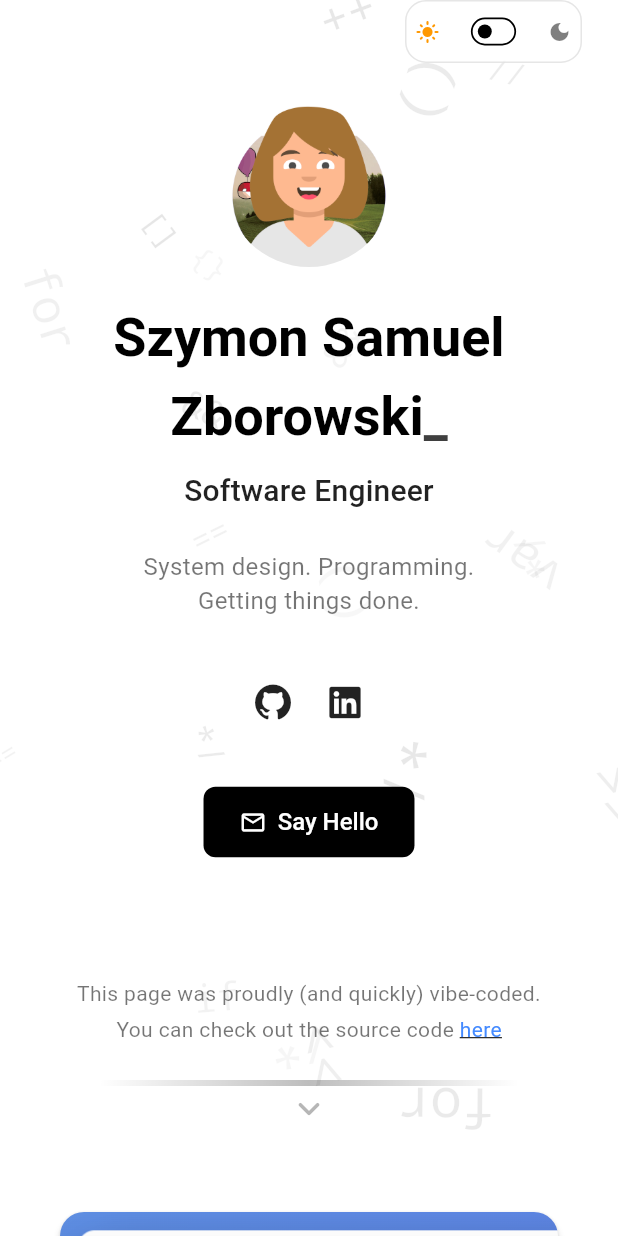
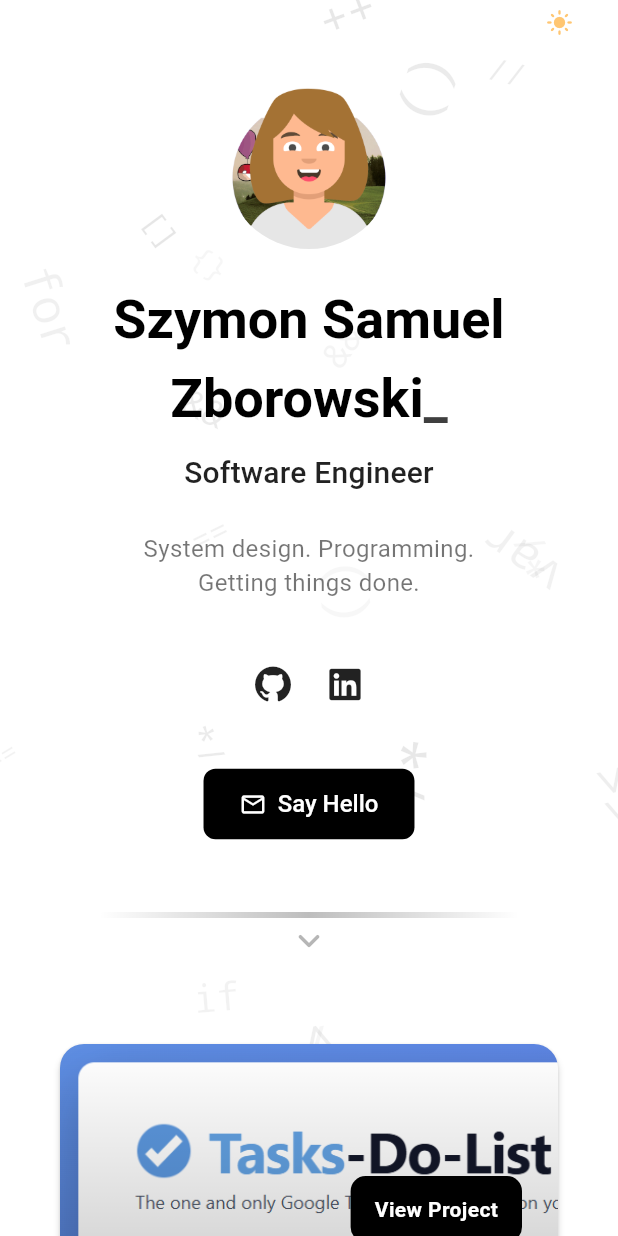
Before and after one commit to ZoltePudeleczko/zoltepudeleczko.github.io, a Flutter app: the screen it shows after launch, on a phone screen of 412 x 824 dp. Run offline on Flutter 3.47's test engine with Material 3 defaults, Android fonts, the phone set to English and light mode, and no system bars; our stand-ins replace animated_text_kit, font_awesome_flutter, shared_preferences.

Commit message:
Refactor footer/theme toggle and bump compatible deps
Co-authored-by: Copilot <223556219+Copilot@users.noreply.github.com>

```diff
--- a/homepage_portfolio/lib/config/text_content.dart
+++ b/homepage_portfolio/lib/config/text_content.dart
@@ -9,8 +9,7 @@ class TextContent {
   static const String sayHelloButton = 'Say Hello';
 
   // Footer Content
-  static const String footerTagline = 'This page was proudly (and quickly) vibe-coded.';
-  static const String sourceCodePrefix = 'You can check out the source code ';
+  static const String sourceCodePrefix = 'Check out the source code ';
   static const String sourceCodeLink = 'here';
 
   // Portfolio / Projects
--- a/homepage_portfolio/lib/main.dart
+++ b/homepage_portfolio/lib/main.dart
@@ -98,7 +98,11 @@ class PortfolioHomePage extends StatelessWidget {
   });
 
   Widget _buildSocialButton(
-      IconData icon, String tooltip, String url, BuildContext context) {
+    IconData icon,
+    String tooltip,
+    String url,
+    BuildContext context,
+  ) {
     final isDark = Theme.of(context).brightness == Brightness.dark;
     return IconButton(
       icon: FaIcon(icon),
@@ -111,17 +115,13 @@ class PortfolioHomePage extends StatelessWidget {
   @override
   Widget build(BuildContext context) {
     final isDark = Theme.of(context).brightness == Brightness.dark;
-    final useCompactToggle =
-        MediaQuery.sizeOf(context).width <= AppConfig.themeToggleCompactWidth;
 
     return Scaffold(
       body: Stack(
         fit: StackFit.expand,
         clipBehavior: Clip.none,
         children: [
-          Positioned.fill(
-            child: AnimatedBackground(isDarkMode: isDark),
-          ),
+          Positioned.fill(child: AnimatedBackground(isDarkMode: isDark)),
           Positioned.fill(
             child: SingleChildScrollView(
               child: ConstrainedBox(
@@ -141,7 +141,6 @@ class PortfolioHomePage extends StatelessWidget {
                         Align(
                           alignment: Alignment.centerRight,
                           child: _DarkModeToggle(
-                            compact: useCompactToggle,
                             isDarkMode: isDarkMode,
                             onToggle: onToggleDarkMode,
                           ),
@@ -183,8 +182,12 @@ class PortfolioHomePage extends StatelessWidget {
                         Center(
                           child: ElevatedButton.icon(
                             style: ElevatedButton.styleFrom(
-                              backgroundColor: isDark ? Colors.white : Colors.black,
-                              foregroundColor: isDark ? Colors.black : Colors.white,
+                              backgroundColor: isDark
+                                  ? Colors.white
+                                  : Colors.black,
+                              foregroundColor: isDark
+                                  ? Colors.black
+                                  : Colors.white,
                               padding: const EdgeInsets.symmetric(
                                 horizontal: AppConfig.buttonHorizontalPadding,
                                 vertical: AppConfig.buttonVerticalPadding,
@@ -207,6 +210,8 @@ class PortfolioHomePage extends StatelessWidget {
                         ),
                         const SizedBox(height: AppConfig.spacingFooter),
                         const PortfolioSection(),
+                        const SizedBox(height: AppConfig.spacingLarge),
+                        const Center(child: _Footer()),
                         const SizedBox(height: AppConfig.spacingFooter),
                       ],
                     ),
@@ -270,8 +275,7 @@ class _AnimatedNameRowState extends State<AnimatedNameRow> {
             secondTextPainter.width;
         final shouldWrap = totalWidth > constraints.maxWidth;
 
-        final nameWidget =
-            _animationFinished
+        final nameWidget = _animationFinished
             ? Text(AppConfig.lastName, style: textStyle)
             : AnimatedTextKit(
                 animatedTexts: [
@@ -294,7 +298,10 @@ class _AnimatedNameRowState extends State<AnimatedNameRow> {
               const SizedBox(height: AppConfig.spacingSmall),
               Row(
                 mainAxisSize: MainAxisSize.min,
-                children: [nameWidget, BlinkingUnderscore(style: textStyle)],
+                children: [
+                  nameWidget,
+                  BlinkingUnderscore(style: textStyle),
+                ],
               ),
             ],
           );
@@ -332,11 +339,7 @@ class ResponsiveDescription extends StatelessWidget {
         )..layout(maxWidth: double.infinity);
 
         if (painter.width <= constraints.maxWidth) {
-          return Text(
-            fullText,
-            style: style,
-            textAlign: TextAlign.center,
-          );
+          return Text(fullText, style: style, textAlign: TextAlign.center);
         }
 
         return Column(
@@ -361,75 +364,27 @@ class ResponsiveDescription extends StatelessWidget {
 }
 
 class _DarkModeToggle extends StatelessWidget {
-  final bool compact;
   final bool isDarkMode;
   final Future<void> Function() onToggle;
 
-  const _DarkModeToggle({
-    this.compact = false,
-    required this.isDarkMode,
-    required this.onToggle,
-  });
+  const _DarkModeToggle({required this.isDarkMode, required this.onToggle});
 
   @override
   Widget build(BuildContext context) {
-    final borderColor = Theme.of(context).brightness == Brightness.dark
-        ? Colors.white.withValues(alpha: 0.2)
-        : Colors.black.withValues(alpha: 0.1);
-    final iconStyle = IconButton.styleFrom(
-      padding: compact
-          ? const EdgeInsets.symmetric(horizontal: 2, vertical: 2)
-          : const EdgeInsets.all(8),
-      minimumSize: compact ? const Size(28, 28) : const Size(48, 48),
-      tapTargetSize:
-          compact ? MaterialTapTargetSize.shrinkWrap : MaterialTapTargetSize.padded,
-    );
-
-    final row = Row(
-      mainAxisSize: MainAxisSize.min,
-      children: [
-        IconButton(
-          style: iconStyle,
-          icon: Icon(
-            Icons.light_mode,
-            size: compact ? 16 : 24,
-            color: !isDarkMode
-                ? Colors.orange
-                : Theme.of(context).iconTheme.color?.withValues(alpha: 0.5),
+    final icon = isDarkMode ? Icons.dark_mode : Icons.light_mode;
+    final iconColor = isDarkMode ? Colors.blueAccent : Colors.orange;
+    return IconButton(
+      style: IconButton.styleFrom(
+        padding: const EdgeInsets.all(4),
+        minimumSize: const Size(30, 30),
+        tapTargetSize: MaterialTapTargetSize.shrinkWrap,
       ),
-          onPressed: !isDarkMode ? null : () => onToggle(),
-          tooltip: 'Light mode',
+      onPressed: () => onToggle(),
+      tooltip: isDarkMode ? 'Switch to light mode' : 'Switch to dark mode',
+      icon: Opacity(
+        opacity: 0.55,
+        child: Icon(icon, size: 18, color: iconColor),
       ),
-        Transform.scale(
-          scale: compact ? 0.58 : 1.0,
-          child: Switch(
-            value: isDarkMode,
-            onChanged: (_) => onToggle(),
-            materialTapTargetSize: MaterialTapTargetSize.shrinkWrap,
-          ),
-        ),
-        IconButton(
-          style: iconStyle,
-          icon: Icon(
-            Icons.dark_mode,
-            size: compact ? 16 : 24,
-            color: isDarkMode
-                ? Colors.blueAccent
-                : Theme.of(context).iconTheme.color?.withValues(alpha: 0.5),
-          ),
-          onPressed: isDarkMode ? null : () => onToggle(),
-          tooltip: 'Dark mode',
-        ),
-      ],
-    );
-
-    return Container(
-      decoration: BoxDecoration(
-        color: Theme.of(context).scaffoldBackgroundColor.withValues(alpha: 0.85),
-        borderRadius: BorderRadius.circular(compact ? 14 : 24),
-        border: Border.all(color: borderColor),
-      ),
-      child: row,
     );
   }
 }
@@ -483,12 +438,6 @@ class _Footer extends StatelessWidget {
     return Column(
       mainAxisSize: MainAxisSize.min,
       children: [
-        Text(
-          TextContent.footerTagline,
-          style: AppTextStyles.footerBodyText(isDark),
-          textAlign: TextAlign.center,
-        ),
-        const SizedBox(height: AppConfig.spacingTiny),
         Row(
           mainAxisAlignment: MainAxisAlignment.center,
           mainAxisSize: MainAxisSize.min,
@@ -644,9 +593,6 @@ class _PortfolioSectionState extends State<PortfolioSection>
     return Column(
       mainAxisSize: MainAxisSize.min,
       children: [
-        const SizedBox(height: AppConfig.spacingXLarge),
-        const _Footer(),
-        const SizedBox(height: AppConfig.spacingLarge),
         SizedBox(
           height: 56,
           child: Column(
@@ -654,7 +600,8 @@ class _PortfolioSectionState extends State<PortfolioSection>
             children: [
               Builder(
                 builder: (context) {
-                  final isDark = Theme.of(context).brightness == Brightness.dark;
+                  final isDark =
+                      Theme.of(context).brightness == Brightness.dark;
                   return Container(
                     width: 280,
                     height: 4,
@@ -694,7 +641,8 @@ class _PortfolioSectionState extends State<PortfolioSection>
                         position: _arrowSlide,
                         child: Builder(
                           builder: (context) {
-                            final isDark = Theme.of(context).brightness == Brightness.dark;
+                            final isDark =
+                                Theme.of(context).brightness == Brightness.dark;
                             return Icon(
                               Icons.keyboard_arrow_down_rounded,
                               size: 30,
@@ -806,9 +754,9 @@ class _ProjectCardState extends State<_ProjectCard> {
     final highlightButton = !widget.alwaysShowDescription && _isHovered;
 
     Widget buildCaption() {
-      final bg = Theme.of(context).scaffoldBackgroundColor.withValues(
-        alpha: isDark ? 0.85 : 0.92,
-      );
+      final bg = Theme.of(
+        context,
+      ).scaffoldBackgroundColor.withValues(alpha: isDark ? 0.85 : 0.92);
       return Container(
         width: double.infinity,
         padding: const EdgeInsets.symmetric(horizontal: 14, vertical: 10),
--- a/homepage_portfolio/pubspec.yaml
+++ b/homepage_portfolio/pubspec.yaml
@@ -35,9 +35,9 @@ dependencies:
   # Use with the CupertinoIcons class for iOS style icons.
   cupertino_icons: ^1.0.8
   url_launcher: ^6.3.2
-  font_awesome_flutter: ^10.9.0
+  font_awesome_flutter: ^10.9.1
   animated_text_kit: ^4.2.3
-  shared_preferences: ^2.2.2
+  shared_preferences: ^2.5.3
 
 dev_dependencies:
   flutter_test:
```
Also changed, not shown: 1 other file. Lines whose indentation alone changed are shown as unchanged.
